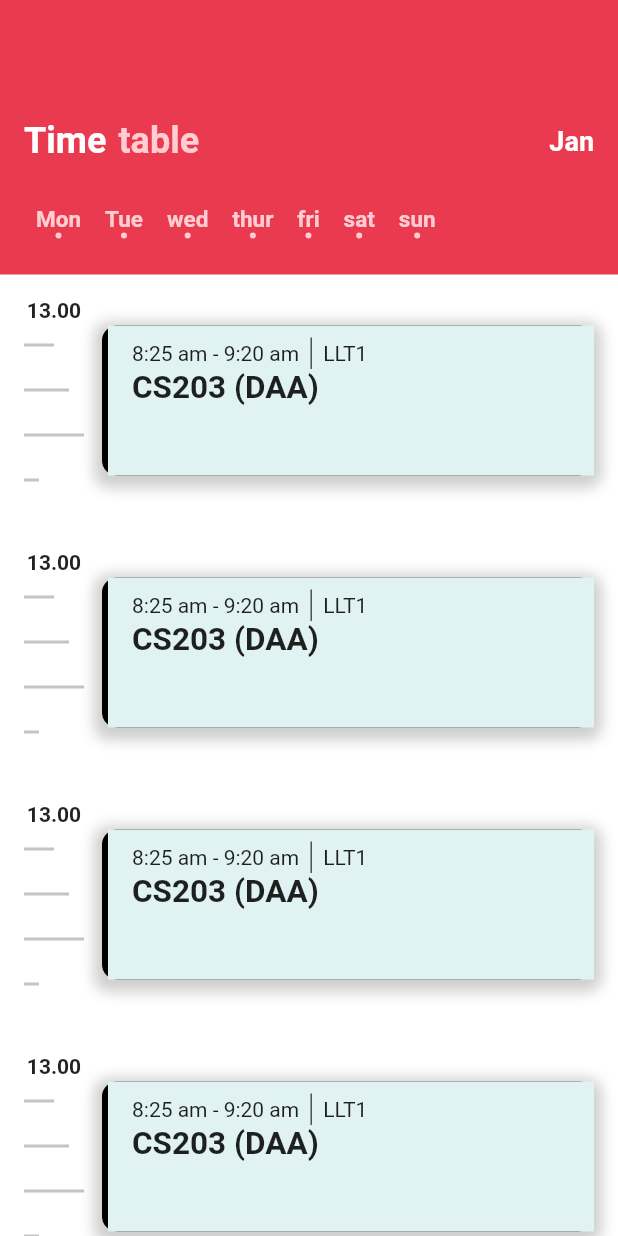
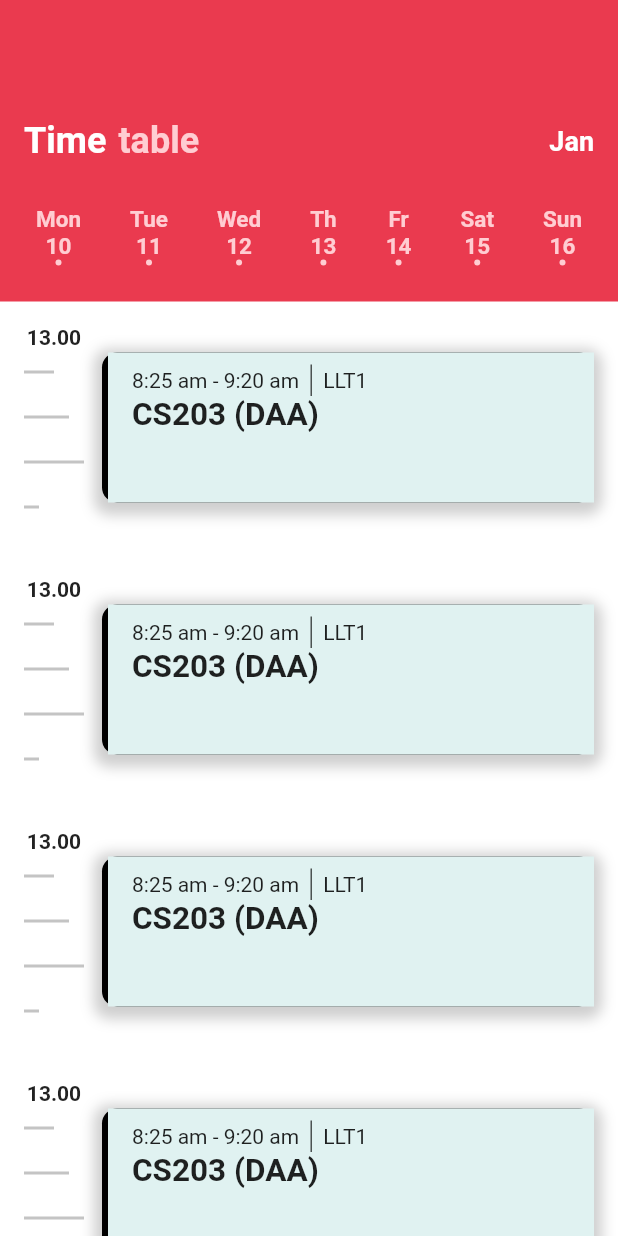
Before and after one commit to anurag-tekale/College-Management-App, a Flutter app: the screen it shows after launch, on a phone screen of 412 x 824 dp. Run offline on Flutter 3.47's test engine with Material 2 defaults, Android fonts, the phone set to English and light mode, and no system bars; our stand-ins replace bottom_navy_bar, flutter_icons; missing offline and left inert: keyboard_visibility.

Commit message:
Timetable changes done

```diff
--- a/lib/Pages/Timetable/time_table.dart
+++ b/lib/Pages/Timetable/time_table.dart
@@ -29,10 +29,11 @@ class _TimetableState extends State<Timetable> {
                     padding: const EdgeInsets.only(top: 21.0),
                     child: Row(
                         mainAxisAlignment: MainAxisAlignment.spaceBetween,
-                      children: <Widget>[
-                        DateRow(),
-                      ],
-                    ),
+                        children: List.generate(
+                            7,
+                            (index) => DateRow(
+                                  index: index,
+                                ))),
                   ),
                 ],
               ),
@@ -156,31 +157,20 @@ class Line extends StatelessWidget {
 }
 
 class DateRow extends StatefulWidget {
+  final index;
+
+  const DateRow({Key key, this.index}) : super(key: key);
   @override
   _DateRowState createState() => _DateRowState();
 }
 
 class _DateRowState extends State<DateRow> {
   bool selectdate = true;
+  var list = ['Mon', 'Tue', 'Wed', 'Th', 'Fr', 'Sat', 'Sun'];
 
   @override
   Widget build(BuildContext context) {
-    final List<String> days = <String>[
-      "Mon",
-      "Tue",
-      "wed",
-      "thur",
-      "fri",
-      "sat",
-      "sun"
-    ];
-
-    int index;
-    return Row(
-        crossAxisAlignment: CrossAxisAlignment.start,
-        children: List.generate(
-          7,
-          (index) => InkWell(
+    return InkWell(
       onTap: () {
         setState(() {
           selectdate = !selectdate;
@@ -197,21 +187,19 @@ class _DateRowState extends State<DateRow> {
         child: Column(
           children: <Widget>[
             Text(
-                    days[index],
+              list[widget.index],
               style: TextStyle(
-                        fontWeight:
-                            (selectdate ? FontWeight.bold : FontWeight.bold),
+                  fontWeight: (selectdate ? FontWeight.bold : FontWeight.bold),
                   fontSize: (selectdate ? 15 : 17),
                   color: (selectdate ? Colors.red[100] : Colors.white)),
             ),
-                  // Text(
-                  //   '${10 + widget.index}',
-                  //   style: TextStyle(
-                  //       fontWeight:
-                  //           (selectdate ? FontWeight.bold : FontWeight.bold),
-                  //       fontSize: (selectdate ? 15 : 17),
-                  //       color: (selectdate ? Colors.red[100] : Colors.white)),
-                  // ),
+            Text(
+              '${10 + widget.index}',
+              style: TextStyle(
+                  fontWeight: (selectdate ? FontWeight.bold : FontWeight.bold),
+                  fontSize: (selectdate ? 15 : 17),
+                  color: (selectdate ? Colors.red[100] : Colors.white)),
+            ),
             Container(
               width: 4,
               height: 4,
@@ -222,8 +210,7 @@ class _DateRowState extends State<DateRow> {
           ],
         ),
       ),
-          ),
-        ));
+    );
   }
 }
 
--- a/lib/main.dart
+++ b/lib/main.dart
@@ -1,5 +1,5 @@
 import 'package:flutter/material.dart';
-import 'package:myapp/Pages/Timetable/time_table.dart';
+import 'Pages/Timetable/time_table.dart';
 
 void main() {
   runApp(MyApp());
```
Lines whose indentation alone changed are shown as unchanged.
